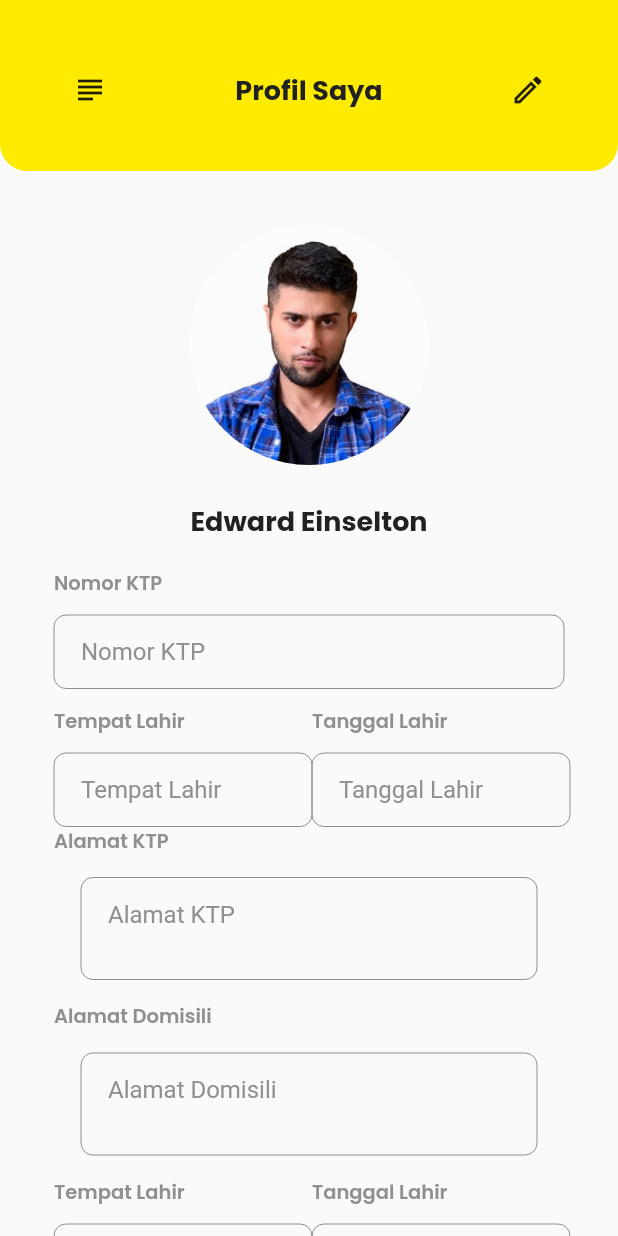
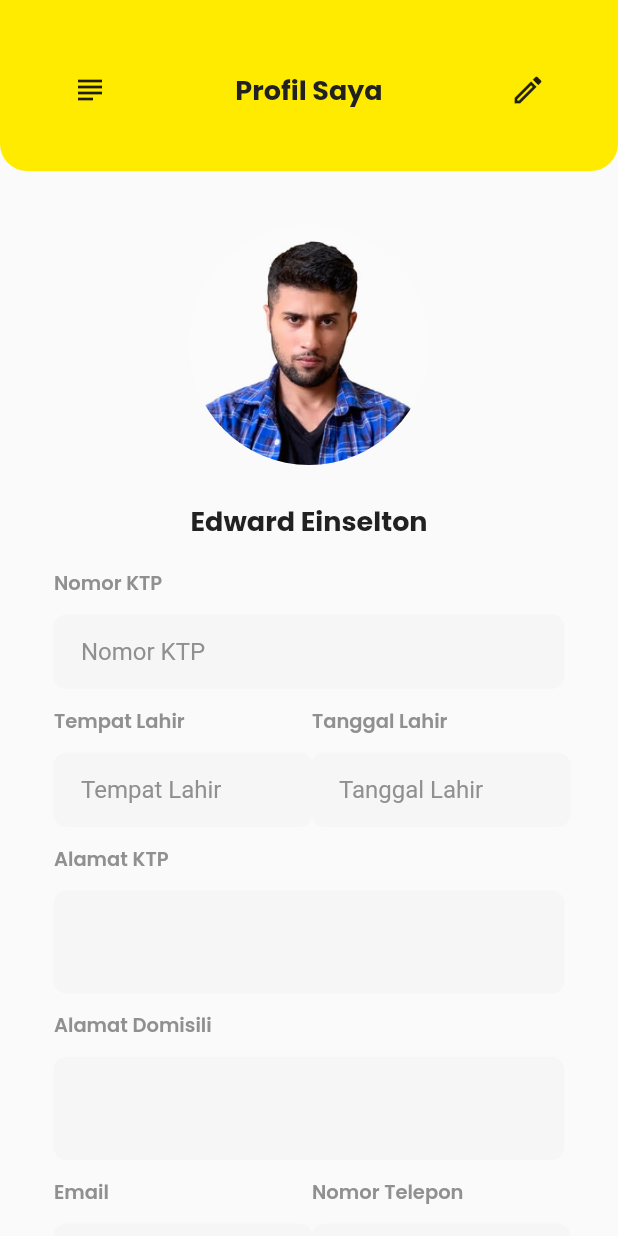
Before and after one commit to e-duu/adira_cats, a Flutter app: the ProfilePage screen opened directly, on a phone screen of 412 x 824 dp. Run offline on Flutter 3.47's test engine with Material 2 defaults, Android fonts, the phone set to English and light mode, and no system bars; our stand-ins replace flutter_screenutil, google_fonts, pin_input_text_field, sms_autofill, styled_text.

Commit message:
kepo commit

```diff
--- a/lib/main.dart
+++ b/lib/main.dart
@@ -21,7 +21,7 @@ class MyApp extends StatelessWidget {
       debugShowCheckedModeBanner: false,
 
       /// NOTE: DONE
-      home: SplashPage(),
+      // home: SplashPage(),
       // home: VerificationDonePage(),
       // home: SkDonePage(),
       // home: ForgotPasswordPage(),
@@ -31,6 +31,7 @@ class MyApp extends StatelessWidget {
       // home: LoginPage(),
       // home: TestingPage(),
       // home: ProfilePage(),
+      home: TestingPage(),
     );
   }
 }
--- a/lib/ui/pages/forgot_password_page.dart
+++ b/lib/ui/pages/forgot_password_page.dart
@@ -79,6 +79,7 @@ class ForgotPasswordPage extends StatelessWidget {
               children: [
                 CustomButtonBorder(
                   title: 'Kembali',
+                  titleColor: kBlackColor,
                   onPressed: () {},
                   borderColor: kDarkGreyColor,
                   borderWidth: 2,
@@ -90,6 +91,7 @@ class ForgotPasswordPage extends StatelessWidget {
                 ),
                 CustomButtonBorder(
                   title: 'Reset',
+                  titleColor: kBlackColor,
                   onPressed: () {},
                   borderColor: kDarkGreyColor,
                   borderWidth: 2,
--- a/lib/ui/pages/login_page.dart
+++ b/lib/ui/pages/login_page.dart
@@ -125,6 +125,7 @@ class LoginPage extends StatelessWidget {
                         ),
                         CustomButtonBorder(
                           title: 'Reset',
+                          titleColor: kBlackColor,
                           onPressed: () {},
                           borderColor: kDarkGreyColor,
                           borderWidth: 2,
--- a/lib/ui/pages/otp_page.dart
+++ b/lib/ui/pages/otp_page.dart
@@ -242,6 +242,7 @@ class OtpPage extends StatelessWidget {
           children: [
             CustomButtonBorder(
               title: 'Kembali',
+              titleColor: kBlackColor,
               onPressed: () {},
               borderColor: kDarkGreyColor,
               borderWidth: 2,
--- a/lib/ui/pages/profile_page.dart
+++ b/lib/ui/pages/profile_page.dart
@@ -133,6 +133,9 @@ class ProfilePage extends StatelessWidget {
                 ),
               ],
             ),
+            SizedBox(
+              height: 12,
+            ),
             Text(
               "Alamat KTP",
               style: darkGreyTextStyle.copyWith(
@@ -143,6 +146,12 @@ class ProfilePage extends StatelessWidget {
             CustomTextField(
               hintText: "Alamat KTP",
               maxLines: 2,
+              margin: EdgeInsets.only(
+                top: 12,
+              ),
+            ),
+            SizedBox(
+              height: 12,
             ),
             Text(
               "Alamat Domisili",
@@ -154,6 +163,12 @@ class ProfilePage extends StatelessWidget {
             CustomTextField(
               hintText: "Alamat Domisili",
               maxLines: 2,
+              margin: EdgeInsets.only(
+                top: 12,
+              ),
+            ),
+            SizedBox(
+              height: 12,
             ),
             Row(
               mainAxisAlignment: MainAxisAlignment.spaceBetween,
@@ -163,14 +178,14 @@ class ProfilePage extends StatelessWidget {
                   crossAxisAlignment: CrossAxisAlignment.start,
                   children: [
                     Text(
-                      "Tempat Lahir",
+                      "Email",
                       style: darkGreyTextStyle.copyWith(
                         fontSize: 13,
                         fontWeight: semibold,
                       ),
                     ),
                     CustomInput(
-                      hintText: "Tempat Lahir",
+                      hintText: "Email",
                       hintColor: kDarkGreyColor,
                       margin: EdgeInsets.only(
                         top: 12
@@ -183,14 +198,14 @@ class ProfilePage extends StatelessWidget {
                   crossAxisAlignment: CrossAxisAlignment.start,
                   children: [
                     Text(
-                      "Tanggal Lahir",
+                      "Nomor Telepon",
                       style: darkGreyTextStyle.copyWith(
                         fontSize: 13,
                         fontWeight: semibold,
                       ),
                     ),
                     CustomInput(
-                      hintText: "Tanggal Lahir",
+                      hintText: "Nomor Telepon",
                       hintColor: kDarkGreyColor,
                       margin: EdgeInsets.only(
                         top: 12,
@@ -200,6 +215,9 @@ class ProfilePage extends StatelessWidget {
                   ],
                 ),
               ],
+            ),
+            SizedBox(
+              height: 100
             ),
           ],
         ),
--- a/lib/ui/widgets/custom_button_border.dart
+++ b/lib/ui/widgets/custom_button_border.dart
@@ -1,8 +1,10 @@
 import 'package:flutter/material.dart';
 import 'package:adira_cats/shared/theme.dart';
+import 'package:google_fonts/google_fonts.dart';
 
 class CustomButtonBorder extends StatelessWidget {
   final String title;
+  final Color titleColor;
   final double width;
   final Function() onPressed;
   final Color borderColor;
@@ -13,6 +15,7 @@ class CustomButtonBorder extends StatelessWidget {
   const CustomButtonBorder({
     Key? key,
     required this.title,
+    required this.titleColor,
     required this.onPressed,
     required this.borderColor,
     required this.borderWidth,
@@ -37,7 +40,8 @@ class CustomButtonBorder extends StatelessWidget {
         ),
         child: Text(
           title,
-          style: blackTextStyle.copyWith(
+          style: GoogleFonts.poppins(
+            color: titleColor,
             fontSize: 12,
             fontWeight: fontWeight,
           ),
--- a/lib/ui/widgets/custom_input.dart
+++ b/lib/ui/widgets/custom_input.dart
@@ -62,6 +62,10 @@ class _CustomInputState extends State<CustomInput> {
     return Container(
       width: widget.width,
       margin: widget.margin,
+      decoration: BoxDecoration(
+        borderRadius: BorderRadius.circular(defaultRadius),
+        color: kGreyColor
+      ),
       child: TextFormField(
         autocorrect: true,
         autofocus: false,
@@ -78,10 +82,11 @@ class _CustomInputState extends State<CustomInput> {
             color: widget.hintColor
           ),
           filled: widget.filled,
-          fillColor: kGreyColor,
+          fillColor: kBlackColor,
+          focusColor: kDarkGreyColor,
           enabledBorder: OutlineInputBorder(
             borderRadius: BorderRadius.circular(defaultRadius),
-            borderSide: BorderSide(color: kDarkGreyColor, width: widget.borderWidth),
+            borderSide: BorderSide(color: kGreyColor, width: widget.borderWidth),
           ),
           focusedBorder: OutlineInputBorder(
             borderRadius: BorderRadius.circular(defaultRadius),
--- a/lib/ui/widgets/custom_text_field.dart
+++ b/lib/ui/widgets/custom_text_field.dart
@@ -25,10 +25,11 @@ class CustomTextField extends StatelessWidget {
   @override
   Widget build(BuildContext context) {
     return Container(
-      child: Padding(
-        padding: EdgeInsets.symmetric(
-          horizontal: 18,
-          vertical: 15,
+      width: width,
+      margin: margin,
+      decoration: BoxDecoration(
+        borderRadius: BorderRadius.circular(defaultRadius),
+        color: kGreyColor
       ),
       child: TextField(
         maxLines: maxLines,
@@ -41,12 +42,12 @@ class CustomTextField extends StatelessWidget {
           ),
           hintText: hintText,
           hintStyle: TextStyle(
-              color: kDarkGreyColor
+            color: kGreyColor
           ),
           filled: filled,
           enabledBorder: OutlineInputBorder(
             borderRadius: BorderRadius.circular(defaultRadius),
-              borderSide: BorderSide(color: kDarkGreyColor, width: borderWidth),
+            borderSide: BorderSide(color: kGreyColor, width: borderWidth),
           ),
           focusedBorder: OutlineInputBorder(
             borderRadius: BorderRadius.circular(defaultRadius),
@@ -54,7 +55,6 @@ class CustomTextField extends StatelessWidget {
           ),
         ),
       ),
-      ),
     );
   }
 }
```
Also changed, not shown: lib/ui/pages/testing.dart (+30 -1 lines), lib/ui/widgets/custom_dialog.dart (added, +62 -0 lines), lib/ui/widgets/custom_input_search.dart (added, +12 -0 lines). Lines whose indentation alone changed are shown as unchanged.
